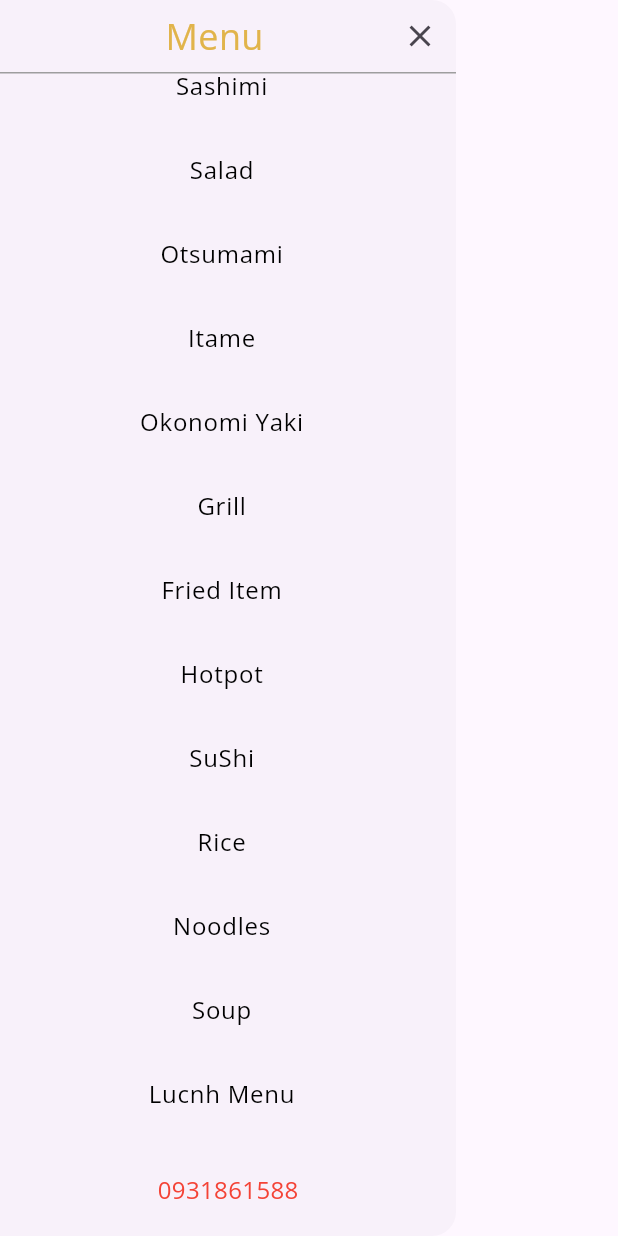
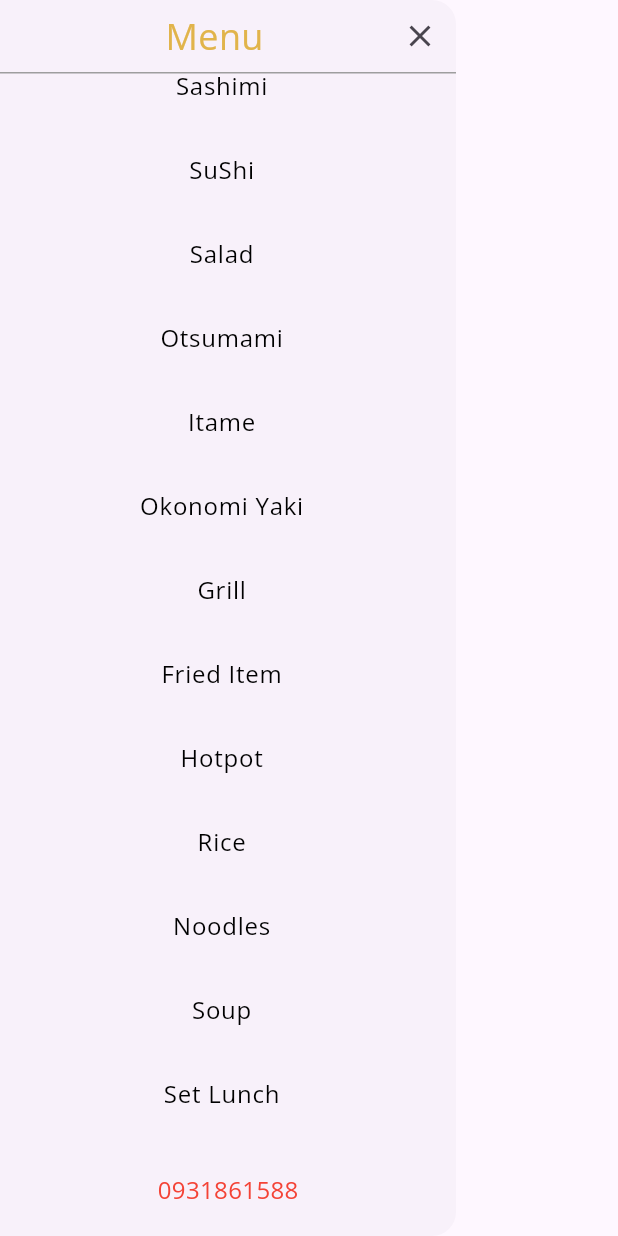
Before and after one commit to vantuyen123/Hikari, a Flutter app: the CustomDrawer widget shown alone on an empty page, opened directly with empty values, scrolled down 188 dp, on a phone screen of 412 x 824 dp. Run offline on Flutter 3.47's test engine with Material 3 defaults, Android fonts, the phone set to English and light mode, and no system bars; our stand-ins replace dropdown_button2, google_fonts.

Commit message:
- thay đổi trang menu chính: trang 01,02,08,10,29,30,37,40,48 - thay đổi menu set lunch: trang 02 - thay rượu sake: trang đầu tiên - mục dessert: 2 trang giống nhau -> đổi 1 trang thành bánh sushi cake - Đẩy các trang sushi lên sau trang sashimi theo đúng số thứ tự trang

```diff
--- a/lib/common/image_list.dart
+++ b/lib/common/image_list.dart
@@ -11,7 +11,6 @@ final List<String> listImagesDrink = [
 
 final List<String> listDessert = [
   AppPath.a7,
-  AppPath.a15,
 ];
 
 final List<String> listImagesWine = [
@@ -125,6 +124,7 @@ final List<String> listImageAll = [
   ...listDessert,
   ...listImagesWine,
   ...listImagesSashimi,
+  ...listImagesSushi,
   ...listImagesSalad,
   ...listImagesOtatusmi,
   ...listImagesItame,
@@ -132,7 +132,6 @@ final List<String> listImageAll = [
   ...listGrill,
   ...listFriedItem,
   ...listHotPot,
-  ...listImagesSushi,
   ...listRice,
   ...listNoodles,
   ...listSoup,
--- a/lib/pages/home.dart
+++ b/lib/pages/home.dart
@@ -74,6 +74,7 @@ class _HomePageState extends State<HomePage> {
                   itemCount: listImage.length,
                   itemBuilder: (_, index) {
                     String item = listImage[index];
+                    print('index ${index}, value: ${listImage[index]}');
                     return Container(
                         color: Colors.blue,
                         child: Image.asset(item,
--- a/lib/widgets/drawer_widget.dart
+++ b/lib/widgets/drawer_widget.dart
@@ -50,20 +50,20 @@ class CustomDrawer extends StatelessWidget {
               children: [
                 _buildListTile(context, 'Drink', 0),
                 _buildListTile(context, 'Dessert', 6),
-                _buildListTile(context, 'Wine', 8),
-                _buildListTile(context, 'Sashimi', 15),
-                _buildListTile(context, 'Salad', 23),
-                _buildListTile(context, 'Otsumami', 25),
-                _buildListTile(context, 'Itame', 32),
-                _buildListTile(context, 'Okonomi Yaki', 35),
-                _buildListTile(context, 'Grill', 36),
-                _buildListTile(context, 'Fried Item', 43),
-                _buildListTile(context, 'Hotpot', 46),
-                _buildListTile(context, 'SuShi', 48),
-                _buildListTile(context, 'Rice', 55),
-                _buildListTile(context, 'Noodles', 60),
-                _buildListTile(context, 'Soup', 64),
-                _buildListTile(context, 'Lucnh Menu', 66),
+                _buildListTile(context, 'Wine', 7),
+                _buildListTile(context, 'Sashimi', 14),
+                _buildListTile(context, 'SuShi', 22),
+                _buildListTile(context, 'Salad', 29),
+                _buildListTile(context, 'Otsumami', 31),
+                _buildListTile(context, 'Itame', 38),
+                _buildListTile(context, 'Okonomi Yaki', 41),
+                _buildListTile(context, 'Grill', 42),
+                _buildListTile(context, 'Fried Item', 49),
+                _buildListTile(context, 'Hotpot', 52),
+                _buildListTile(context, 'Rice', 54),
+                _buildListTile(context, 'Noodles', 59),
+                _buildListTile(context, 'Soup', 63),
+                _buildListTile(context, 'Set Lunch', 65),
               ],
             ),
           ),
```
Also changed, not shown: lib/widgets/custom_dropdown.dart (+14 -14 lines), assets/images/fried_item/52.jpg, assets/images/grill/45.jpg, assets/images/grill/46.jpg, assets/images/hotpot/55.jpg, assets/images/lunchMenu/2.jpg, assets/images/noodles/63.jpg, assets/images/sashimi/16.jpg, assets/images/sashimi/23.jpg, assets/images/shusi/25.jpg, assets/images/wine/9.jpg.
